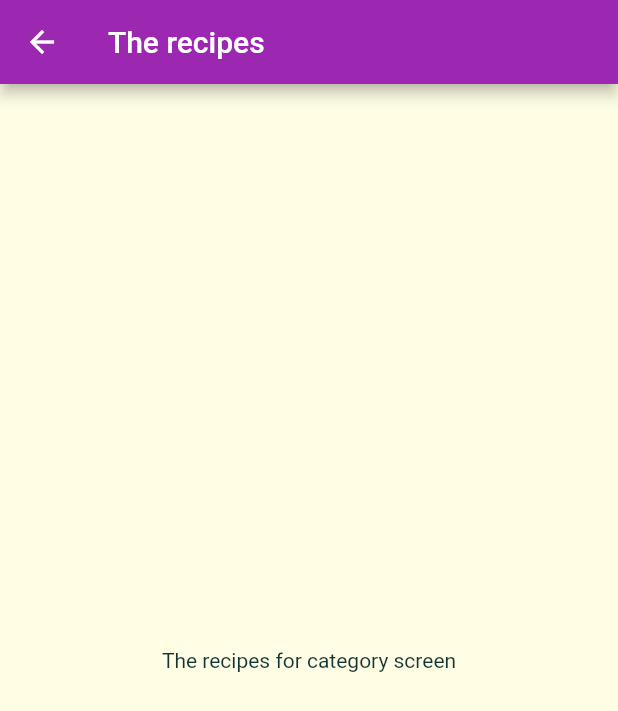
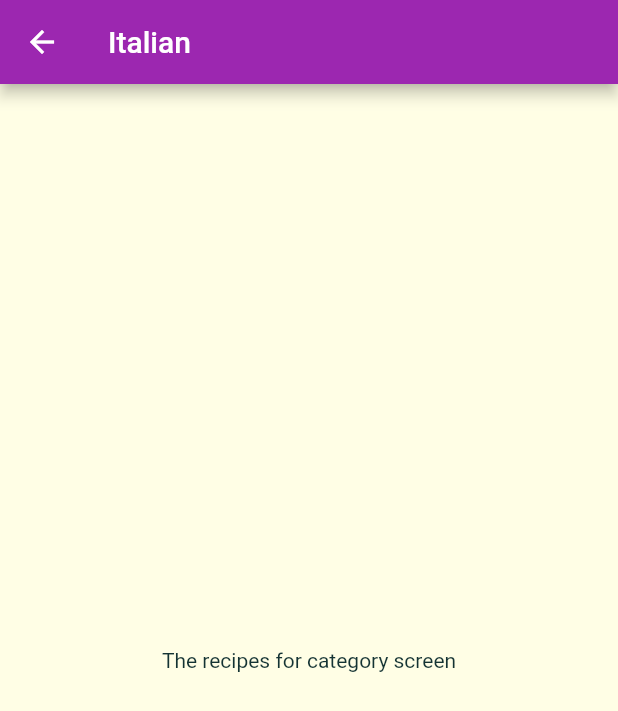
Before and after one commit to alabobriggs/flutter_meals_app, a Flutter app: the screen it shows after launch, after a tap on "Italian", on a phone screen of 412 x 824 dp. Shown: the top 711 px of the screen. Run offline on Flutter 3.47's test engine with Material 2 defaults, Android fonts, the phone set to English and light mode, and no system bars.

Commit message:
display cateogory name on category screen

```diff
--- a/lib/widgets/categories_screen.dart
+++ b/lib/widgets/categories_screen.dart
@@ -21,6 +21,7 @@ class CategoryScreen extends StatelessWidget {
           return CategoryItem(
             title: catdata.title,
             color: catdata.color,
+            id: catdata.id,
           );
         }).toList(),
       ),
--- a/lib/widgets/category_item.dart
+++ b/lib/widgets/category_item.dart
@@ -3,14 +3,22 @@ import '../widgets/category_meal_screen.dart';
 
 class CategoryItem extends StatelessWidget {
   final String title;
+  final String id;
   final Color color;
 
-  CategoryItem({this.color, this.title});
+  CategoryItem({
+    @required this.color,
+    @required this.title,
+    @required this.id,
+  });
 
   void _selectCategory(BuildContext ctx) {
     Navigator.of(ctx).push(
       MaterialPageRoute(
-        builder: (_) => CategoryMealsScreen(),
+        builder: (_) => CategoryMealsScreen(
+          categoryTitle: title,
+          categoryId: id,
+        ),
       ),
     );
   }
--- a/lib/widgets/category_meal_screen.dart
+++ b/lib/widgets/category_meal_screen.dart
@@ -1,11 +1,19 @@
 import 'package:flutter/material.dart';
 
 class CategoryMealsScreen extends StatelessWidget {
+  final String categoryId;
+  final String categoryTitle;
+
+  CategoryMealsScreen({
+    this.categoryId,
+    this.categoryTitle,
+  });
+
   @override
   Widget build(BuildContext context) {
     return Scaffold(
       appBar: AppBar(
-        title: Text('The recipes'),
+        title: Text(categoryTitle),
       ),
       body: Center(
         child: Text('The recipes for category screen'),
```
